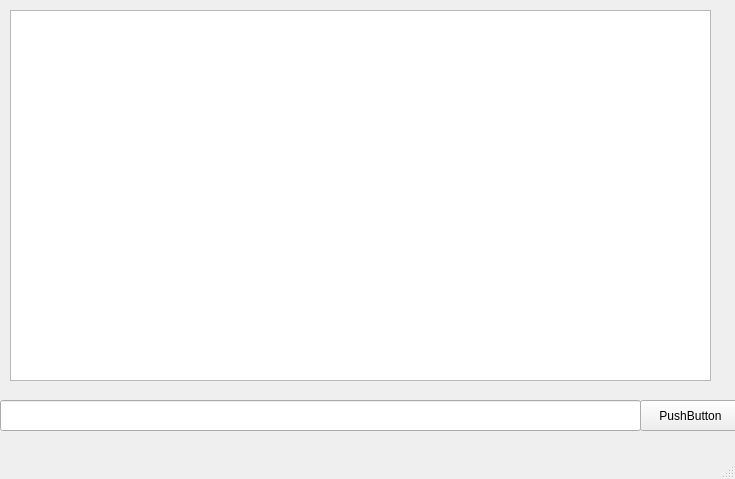
Parsa20231401/FAZE1.0, file entername2/client.ui: the form before one commit.
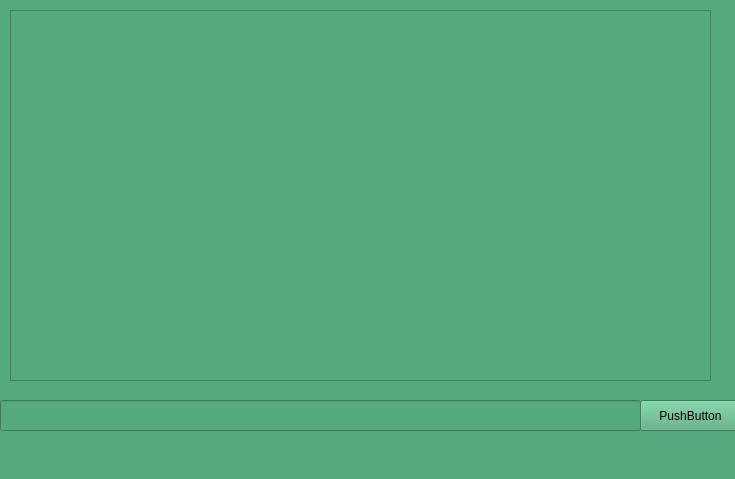
The form after the commit.

Patch:
```diff
--- a/entername2/client.ui
+++ b/entername2/client.ui
@@ -13,6 +13,9 @@
   <property name="windowTitle">
    <string>MainWindow</string>
   </property>
+  <property name="styleSheet">
+   <string notr="true">background-color: rgb(85, 170, 127);</string>
+  </property>
   <widget class="QWidget" name="centralwidget">
    <widget class="QPushButton" name="pushButton">
     <property name="geometry">
```
Left out of the diff: 6 changed lines with no effect on the pictures.
